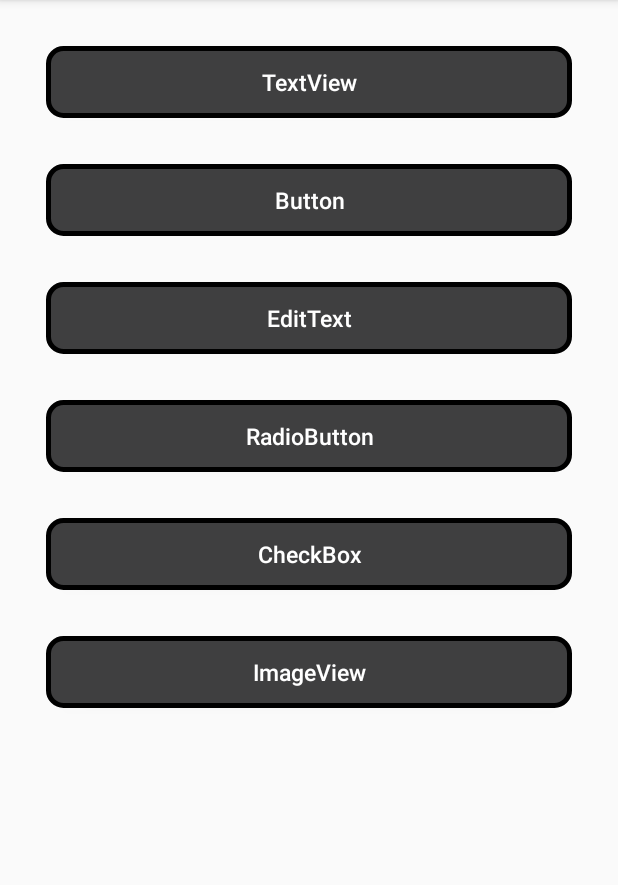
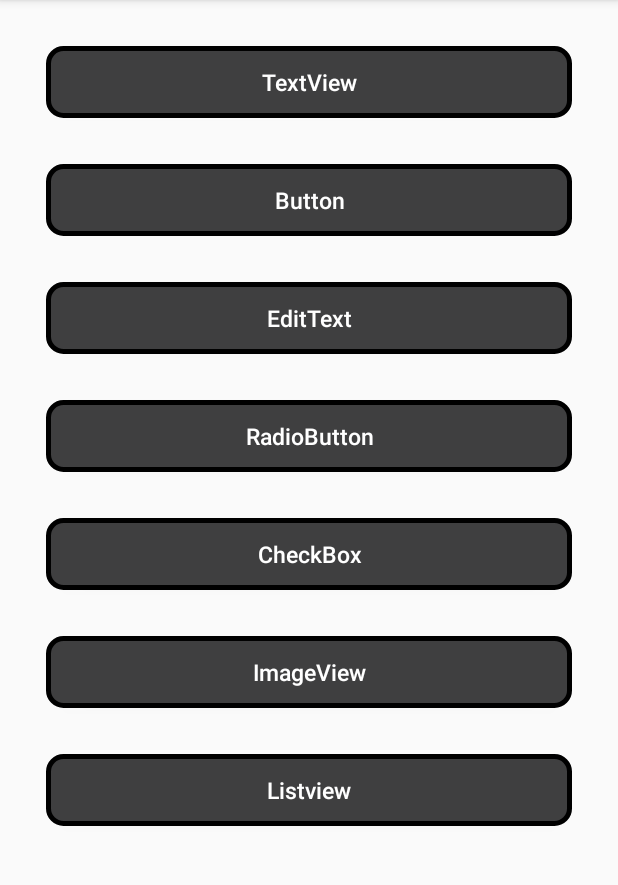
Before and after one commit to foreverxzhh/HelloWorld, an Android app: the screen it shows after launch (MainActivity), on a phone screen of 412 x 824 dp, the part 84-969 px from its top. Run offline under Robolectric (Android 15) with nearby library versions, the phone set to English and light mode, and no system bars.

Commit message:
list view demo-2

```diff
--- a/app/src/main/AndroidManifest.xml
+++ b/app/src/main/AndroidManifest.xml
@@ -11,6 +11,7 @@
         android:roundIcon="@mipmap/ic_launcher_round"
         android:supportsRtl="true"
         android:theme="@style/AppTheme">
+        <activity android:name=".listview.ListViewActivity"></activity>
         <activity android:name=".ImageViewActivity" />
         <activity android:name=".CheckBoxActivity" />
         <activity android:name=".RadioButtonActivity" />
--- a/app/src/main/java/com/hua/helloworld/MainActivity.java
+++ b/app/src/main/java/com/hua/helloworld/MainActivity.java
@@ -6,9 +6,11 @@ import android.os.Bundle;
 import android.view.View;
 import android.widget.Button;
 
+import com.hua.helloworld.listview.ListViewActivity;
+
 public class MainActivity extends AppCompatActivity {
 
-    private Button textview, button, edittext, radiobutton, checkbox, imageview;
+    private Button textview, button, edittext, radiobutton, checkbox, imageview, listview;
 
     @Override
     protected void onCreate(Bundle savedInstanceState) {
@@ -20,6 +22,7 @@ public class MainActivity extends AppCompatActivity {
         radiobutton = findViewById(R.id.radiobutton);
         checkbox = findViewById(R.id.checkbox);
         imageview = findViewById(R.id.imageview);
+        listview = findViewById(R.id.listview);
         setOnClickListener();
     }
 
@@ -31,6 +34,7 @@ public class MainActivity extends AppCompatActivity {
         radiobutton.setOnClickListener(mOnclickListener);
         checkbox.setOnClickListener(mOnclickListener);
         imageview.setOnClickListener(mOnclickListener);
+        listview.setOnClickListener(mOnclickListener);
     }
 
     private class onClickListener implements View.OnClickListener {
@@ -49,13 +53,16 @@ public class MainActivity extends AppCompatActivity {
                     intent = new Intent(MainActivity.this, EditTextActivity.class);
                     break;
                 case R.id.radiobutton:
-                    intent= new Intent(MainActivity.this, RadioButtonActivity.class);
+                    intent = new Intent(MainActivity.this, RadioButtonActivity.class);
                     break;
                 case R.id.checkbox:
-                    intent= new Intent(MainActivity.this, CheckBoxActivity.class);
+                    intent = new Intent(MainActivity.this, CheckBoxActivity.class);
                     break;
                 case R.id.imageview:
-                    intent= new Intent(MainActivity.this, ImageViewActivity.class);
+                    intent = new Intent(MainActivity.this, ImageViewActivity.class);
+                    break;
+                case R.id.listview:
+                    intent = new Intent(MainActivity.this, ListViewActivity.class);
                     break;
             }
             startActivity(intent);
--- a/app/src/main/res/layout/activity_main.xml
+++ b/app/src/main/res/layout/activity_main.xml
@@ -72,4 +72,15 @@
         android:textColor="#ffffff"
         android:textSize="15sp" />
 
+    <Button
+        android:id="@+id/listview"
+        android:layout_width="match_parent"
+        android:layout_height="wrap_content"
+        android:layout_margin="15dp"
+        android:background="@drawable/button"
+        android:text="Listview"
+        android:textAllCaps="false"
+        android:textColor="#ffffff"
+        android:textSize="15sp" />
+
 </LinearLayout>
```
Also changed, not shown: app/src/main/java/com/hua/helloworld/listview/MyListViewAdapter.java (added, +69 -0 lines), app/src/main/res/drawable/listview.xml (added, +9 -0 lines), app/src/main/res/layout/activity_list_view.xml (added, +13 -0 lines), app/src/main/res/layout/list_item.xml (added, +42 -0 lines).
